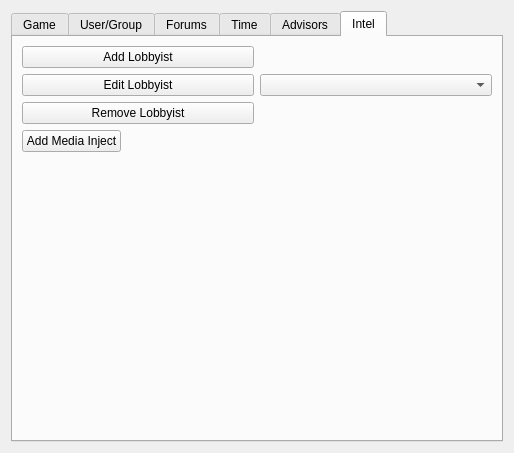
Qt form ui/EditScenarioForm.ui (dmzdev/stance) before a commit.
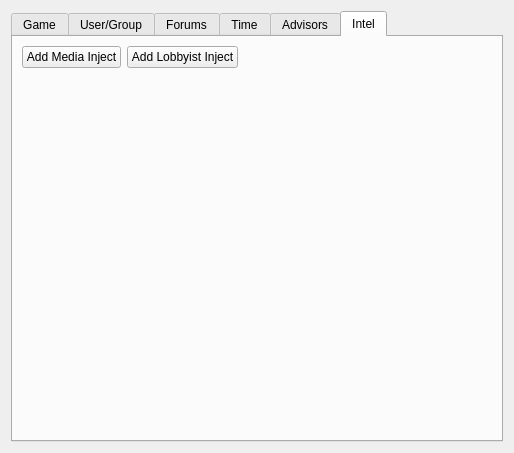
The same form after that commit. The open tabs and pages were chosen to show the change.

Commit message: Lobbyists implemented.

Diff of the .ui file:
```diff
--- a/ui/EditScenarioForm.ui
+++ b/ui/EditScenarioForm.ui
@@ -429,38 +429,6 @@
       <layout class="QVBoxLayout" name="verticalLayout_52">
        <item>
         <layout class="QVBoxLayout" name="verticalLayout_53">
-         <item>
-          <layout class="QHBoxLayout" name="horizontalLayout_39">
-           <item>
-            <layout class="QVBoxLayout" name="verticalLayout_54">
-             <item>
-              <widget class="QPushButton" name="addLobbyistButton">
-               <property name="text">
-                <string>Add Lobbyist</string>
-               </property>
-              </widget>
-             </item>
-             <item>
-              <widget class="QPushButton" name="editLobbyistButton">
-               <property name="text">
-                <string>Edit Lobbyist</string>
-               </property>
-              </widget>
-             </item>
-             <item>
-              <widget class="QPushButton" name="removeLobbyistButton">
-               <property name="text">
-                <string>Remove Lobbyist</string>
-               </property>
-              </widget>
-             </item>
-            </layout>
-           </item>
-           <item>
-            <widget class="QComboBox" name="lobbyistList"/>
-           </item>
-          </layout>
-         </item>
          <item>
           <layout class="QHBoxLayout" name="horizontalLayout">
            <item>
@@ -470,6 +438,13 @@
              </property>
             </widget>
            </item>
+           <item>
+            <widget class="QPushButton" name="addLobbyistButton">
+             <property name="text">
+              <string>Add Lobbyist Inject</string>
+             </property>
+            </widget>
+           </item>
            <item>
             <spacer name="horizontalSpacer">
              <property name="orientation">
```
Left out of the diff: 2 changed lines with no effect on the pictures. The commit also changes 10 other files.
